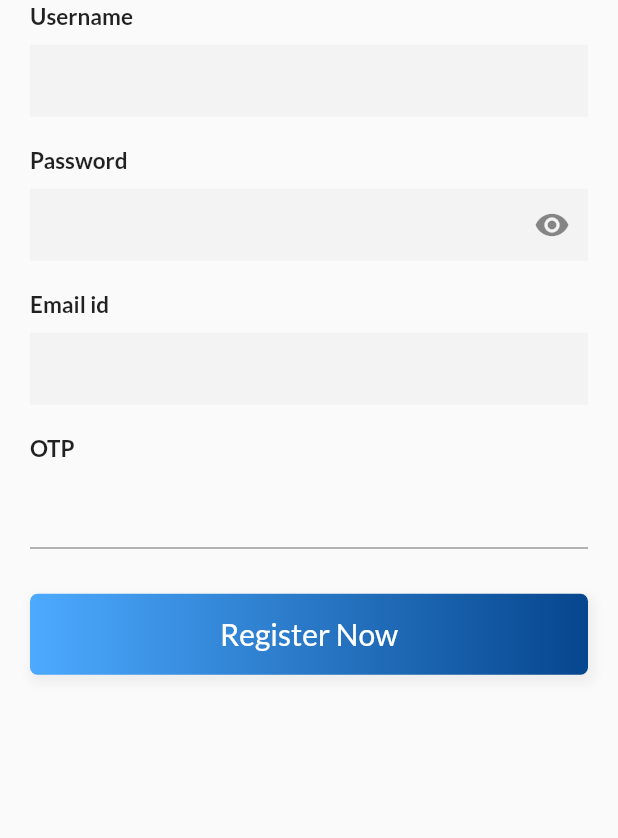
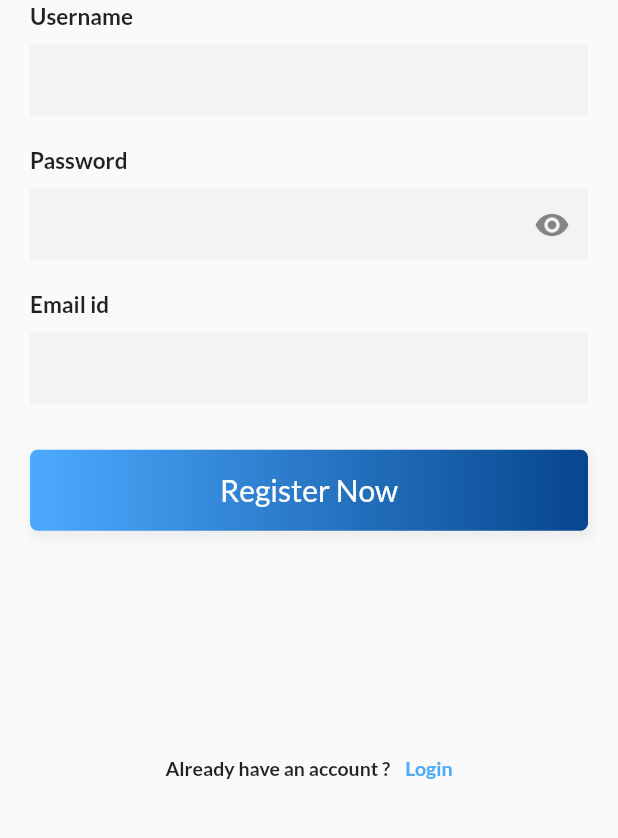
Before and after one commit to shahbazakon/Snapped, a Flutter app: the SignUpPage screen opened directly, after a tap on "Register Now", on a phone screen of 412 x 824 dp, the part 387-1225 px from its top. Run offline on Flutter 3.47's test engine with Material 2 defaults, Android fonts, the phone set to English and light mode, and no system bars; our stand-ins replace dio, gallery_saver, google_fonts, image_picker, nb_utils, share and 1 more; missing offline and left inert: email_auth; accounts and stored records are empty.

```diff
--- a/lib/src/signup.dart
+++ b/lib/src/signup.dart
@@ -1,5 +1,6 @@
 import 'package:email_auth/email_auth.dart';
 import 'package:flutter/material.dart';
+import 'package:snapped/src/varifivation.dart';
 import 'package:snapped/utils/color.dart';
 
 import 'API Request/post.dart';
@@ -23,17 +24,12 @@ class _SignUpPageState extends State<SignUpPage> {
   // ----------------------------------------------------------- initialization ---------------------------------------------------//
   // ======================================================================================================================================//
 
-
+  bool _isObscure = true;
   bool successVisible = false;
-  bool ErrorVisible = false;
-  bool _OTPsend = false;
-  bool _OTPerror = false;
-  bool allreadyExciestVisible = false;
-  bool _isObscure = true;
 
   TextEditingController userNameController = TextEditingController();
+  TextEditingController passwordController = TextEditingController();
   TextEditingController emailIdController = TextEditingController();
-  TextEditingController passwordController = TextEditingController();
   TextEditingController OTPController = TextEditingController();
 
   @override
@@ -44,34 +40,17 @@ class _SignUpPageState extends State<SignUpPage> {
       sessionName: "Snapped Email Authentication",
     );
 
-    emailAuth.config(remoteServerConfiguration);
+    // emailAuth.config(remoteServerConfiguration);
   }
 //--------------------------Email Authentication Method-----------------------//
   late EmailAuth emailAuth;
-  sendOtp() async {
+  sendOTP() async {
     bool result = await emailAuth.sendOtp(
-        recipientMail: emailIdController.text, otpLength: 5);
-    print("SendOTP result : $result");
-    if (result) {
-      setState(() {
-        print("OTP is sent");
-        _OTPsend = true;
-      });
-    }
+        recipientMail: emailIdController.text);
+    return result;
+
   }
 
-  verify() {
-    bool EmailRes = emailAuth.validateOtp(
-        recipientMail: emailIdController.text, userOtp: OTPController.text);
-    print("Varify EmailRes: $EmailRes");
-    if (EmailRes) {
-      print('OTP varified');
-    } else {
-      print('Wrong OTP');
-      _OTPerror = true;
-    }
-    return EmailRes;
-  }
 
   // ======================================================================================================================================//
   // ----------------------------------------------------------- page Architecture---------------------------------------------------//
@@ -107,13 +86,10 @@ class _SignUpPageState extends State<SignUpPage> {
                     const SizedBox(
                       height: 20,
                     ),
-                    SignupMag("Account is Successfully Created", successVisible,
+
+
+                    SignupMag("OTP Successfully Sent", successVisible,
                         Colors.green),
-                    SignupMag("OTP Send Successfully", _OTPsend, Colors.green),
-                    SignupMag("Wrong OTP , Try Again", _OTPerror, Colors.red),
-                    SignupMag("Error Occure", ErrorVisible, Colors.red),
-                    SignupMag("User Already Exciest", allreadyExciestVisible,
-                        Colors.red),
                     _submitButton(),
                     SizedBox(height: height * .14),
                     _loginAccountLabel(),
@@ -219,88 +195,27 @@ class _SignUpPageState extends State<SignUpPage> {
         _entryField("Username", userNameController),
         _passwordntryField("Password", passwordController),
         _entryField("Email id", emailIdController),
-        _OTPField("OTP", OTPController),
       ],
     );
   }
 
-  Widget _OTPField(String title, TextEditingController OTPController) {
-    return Container(
-      margin: const EdgeInsets.symmetric(vertical: 10),
-      child: Column(
-        crossAxisAlignment: CrossAxisAlignment.start,
-        children: <Widget>[
-          Text(
-            title,
-            style: const TextStyle(fontWeight: FontWeight.bold, fontSize: 15),
-          ),
-          const SizedBox(
-            height: 10,
-          ),
-          TextField(
-              controller: OTPController,
-              style: const TextStyle(
-                  color: primaryColorDark,
-                  fontSize: 20,
-                  fontWeight: FontWeight.bold),
-              keyboardType: TextInputType.number,
-              enabled: true,
-              decoration: InputDecoration(
-                contentPadding: EdgeInsets.all(0),
-                suffix: TextButton(
-                    onPressed: () async => await sendOtp(),
-                    child: const Text(
-                      "Send OTP",
-                      style: TextStyle(
-                          color: primaryColorDark,
-                          fontSize: 15,
-                          fontWeight: FontWeight.bold),
-                    )),
-              ))
-        ],
-      ),
-    );
-  }
 
   Widget _submitButton() {
+
     return GestureDetector(
       onTap: () async {
-        var userRes = await SignUp(userNameController.text,
-                emailIdController.text, passwordController.text)
-            .PostData();
-        if (userRes.data['code'] == '-1') {
-          print("Error Occurs");
+        var result = await sendOTP();
+        if (result) {
           setState(() {
-            ErrorVisible = true;
+            print("OTP is sent");
+            successVisible = true;
           });
         }
-        if (userRes.data['code'] == '1') {
-          var EmailRes = await verify();
-          if(EmailRes) {
-            setState(() {
-              successVisible = true;
-            });
-            await Future.delayed(const Duration(seconds: 2));
-            Navigator.push(context,
-                MaterialPageRoute(builder: (context) => LoginPage(title: '')));
-          }
-          else{
-            _OTPerror = true;
-            print("try again");
-          }
-        }
-        if (userRes.data['code'] == '5') {
-          print('The user is already exciest');
-          setState(() {
-            allreadyExciestVisible = true;
-          });
-        }
-        // Navigator.push(
-        //     context,
-        //     MaterialPageRoute(
-        //         builder: (context) => LoginPage(
-        //               title: '',
-        //             )));
+        await Future.delayed(const Duration(seconds: 2));
+        Navigator.push(
+            context,
+            MaterialPageRoute(
+                builder: (context) => Verification(userNameController :userNameController,passwordController:passwordController,emailIdController:emailIdController)));
       },
       child: Container(
         width: MediaQuery.of(context).size.width,
--- a/lib/src/welcome.dart
+++ b/lib/src/welcome.dart
@@ -1,5 +1,6 @@
 import 'package:flutter/material.dart';
 import 'package:snapped/src/Widget/widgets.dart';
+import 'package:snapped/src/varifivation.dart';
 import 'package:snapped/utils/color.dart';
 
 import 'login.dart';
```
Also changed, not shown: lib/src/API Request/put.dart (+10 -10 lines), lib/src/varifivation.dart (added, +334 -0 lines), assets/email_verification.png (added), lib/src/Widget/auth.config.dart.
